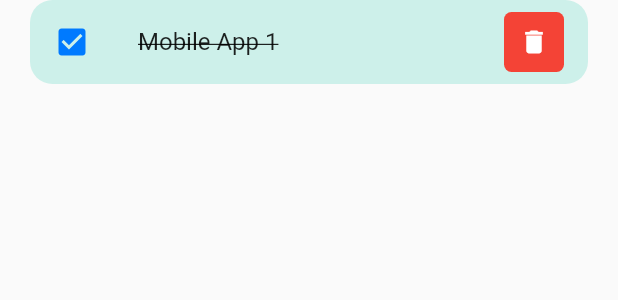
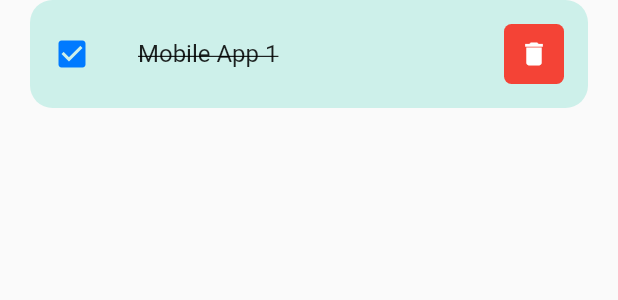
Before and after one commit to GitmeRiz/todoapps, a Flutter app: what toDoItem() shows on an empty page, opened directly with sample values from the repository, on a phone screen of 412 x 824 dp. Shown: the top 300 px of the screen. Run offline on Flutter 3.47's test engine with Material 2 defaults, Android fonts, the phone set to English and light mode, and no system bars; our stand-ins replace hidden_drawer_menu, settings_ui; network calls fail.

Commit message:
update toDoItem size ListTile

```diff
--- a/lib/widgets/toDoItem.dart
+++ b/lib/widgets/toDoItem.dart
@@ -21,7 +21,9 @@ class _toDoItemState extends State<toDoItem> {
   Widget build(BuildContext context) {
     return Container(
       padding: EdgeInsets.only(right: 20, left: 20, bottom: 10),
+
       child: ListTile(
+        visualDensity: VisualDensity(vertical: 4),
         onTap: () {
           widget.onToDoChanged(widget.todo);
         },
@@ -29,9 +31,12 @@ class _toDoItemState extends State<toDoItem> {
           borderRadius: BorderRadius.circular(15),
         ),
         tileColor: Theme.of(context).colorScheme.primary,
-        leading: Icon(
-          widget.todo.isDone ? Icons.check_box : Icons.check_box_outline_blank,
-          color: CupertinoColors.activeBlue,
+        leading: Container(
+          height: double.infinity,
+          child: Icon(
+            widget.todo.isDone ? Icons.check_box : Icons.check_box_outline_blank,
+            color: CupertinoColors.activeBlue,
+          ),
         ),
         title: Text(
           widget.todo.toDoText!,
@@ -39,6 +44,7 @@ class _toDoItemState extends State<toDoItem> {
               fontSize: 16,
               decoration: widget.todo.isDone ? TextDecoration.lineThrough : null),
         ),
+
         trailing: Container(
           padding: EdgeInsets.all(0),
           height: 40,
```
